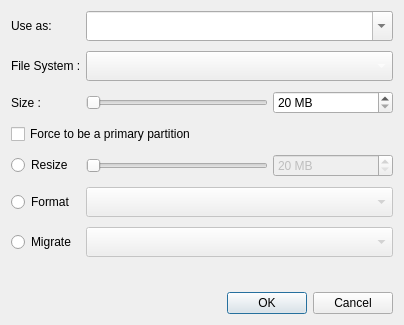
Qt form yali/gui/Ui/partition.ui (dadas45li/yali) before a commit.
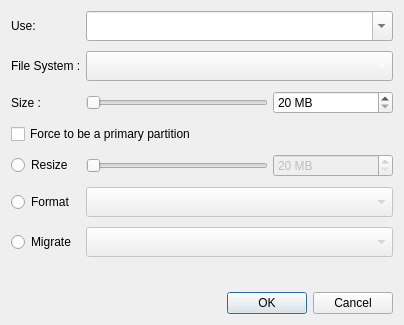
The same form after that commit.

```diff
--- a/yali/gui/Ui/partition.ui
+++ b/yali/gui/Ui/partition.ui
@@ -26,7 +26,7 @@
       <font/>
      </property>
      <property name="text">
-      <string>Use as:</string>
+      <string>Use:</string>
      </property>
     </widget>
    </item>
```
